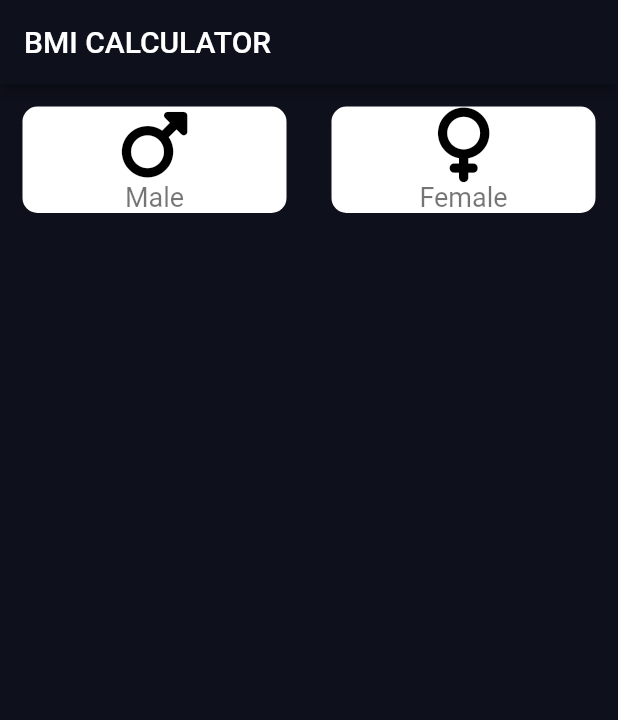
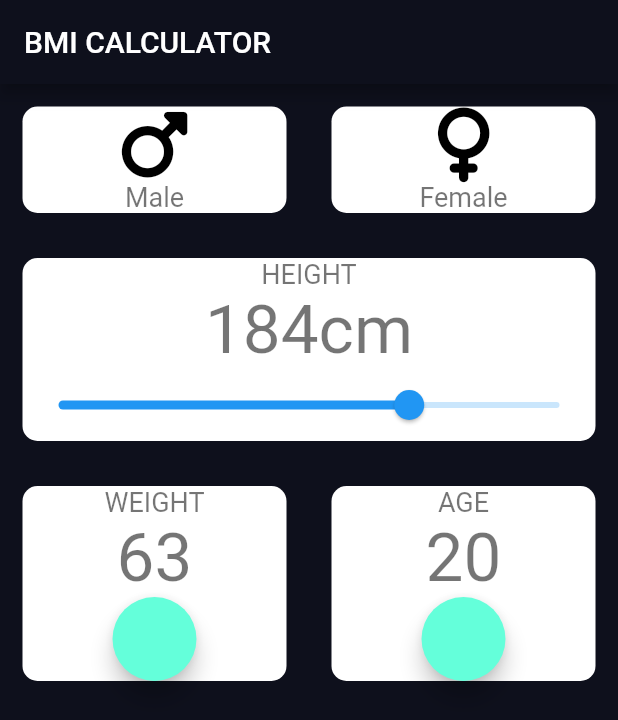
Before and after one commit to danaFlorescu/BMI-Calculator, a Flutter app: the screen it shows after launch, on a phone screen of 412 x 824 dp. Shown: the top 720 px of the screen. Run offline on Flutter 3.47's test engine with Material 2 defaults, Android fonts, the phone set to English and light mode, and no system bars; our stand-ins replace font_awesome_flutter.

Commit message:
basic structure of app

```diff
--- /dev/null
+++ b/lib/constants.dart
@@ -0,0 +1,11 @@
+import 'package:flutter/material.dart';
+
+const textStyleForReusableCards = TextStyle(
+  fontSize: 18.0,
+  color: Colors.black54,
+);
+
+const textStyleForReusableCardsBig = TextStyle(
+  fontSize: 45.0,
+  color: Colors.black54,
+);
--- a/lib/main.dart
+++ b/lib/main.dart
@@ -1,5 +1,6 @@
 import 'package:flutter/material.dart';
 import 'package:font_awesome_flutter/font_awesome_flutter.dart';
+import 'constants.dart';
 
 void main() => runApp(BMICalculator());
 
@@ -58,6 +59,64 @@ class _InputPageState extends State<InputPage> {
               ),
             ],
           ),
+          Row(
+            children: [
+              Expanded(
+                child: ReusableCard(
+                  cardChild: Column(
+                    children: [
+                      Text(
+                        'HEIGHT',
+                        style: textStyleForReusableCards,
+                      ),
+                      Text(
+                        '184cm',
+                        style: textStyleForReusableCardsBig,
+                      ),
+                      Slider(
+                        min: 100,
+                        max: 220,
+                        value: 184,
+                        onChanged: (context) {},
+                      ),
+                    ],
+                  ),
+                ),
+              ),
+            ],
+          ),
+          Row(
+            children: [
+              Expanded(
+                child: ReusableCard(
+                  cardChild: Column(
+                    children: [
+                      Text(
+                        'WEIGHT',
+                        style: textStyleForReusableCards,
+                      ),
+                      Text('63', style: textStyleForReusableCardsBig),
+                      FloatingActionButton(onPressed: () {}),
+                    ],
+                  ),
+                ),
+              ),
+              Expanded(
+                child: ReusableCard(
+                  cardChild: Column(
+                    children: [
+                      Text(
+                        'AGE',
+                        style: textStyleForReusableCards,
+                      ),
+                      Text('20', style: textStyleForReusableCardsBig),
+                      FloatingActionButton(onPressed: () {}),
+                    ],
+                  ),
+                ),
+              ),
+            ],
+          ),
         ],
       ),
     );
@@ -99,10 +158,7 @@ class IconAndTextForReusableCards extends StatelessWidget {
         ),
         Text(
           iconText,
-          style: TextStyle(
-            fontSize: 18.0,
-            color: Colors.black54,
-          ),
+          style: textStyleForReusableCards,
         ),
       ],
     );
```
